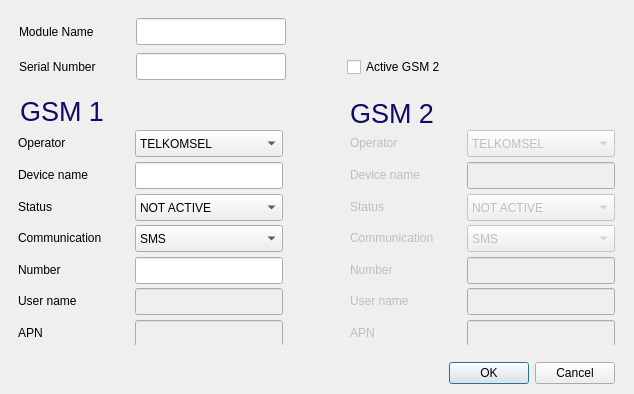
Above: view/form_addmodule.ui from zenaki/RTU before the change. Below: the same form after it.
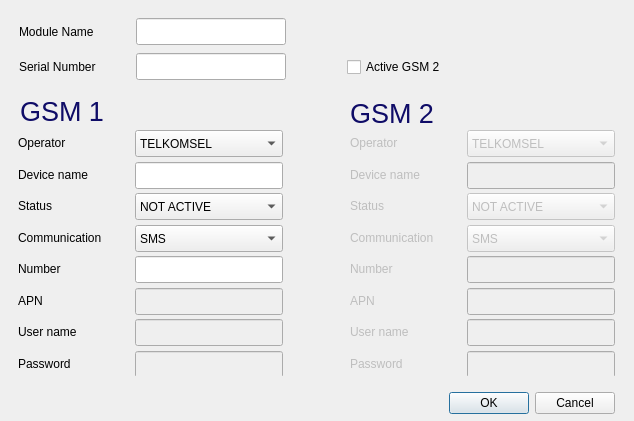
That is the form after the change.

Diff of the .ui file:
```diff
--- a/view/form_addmodule.ui
+++ b/view/form_addmodule.ui
@@ -7,7 +7,7 @@
     <x>0</x>
     <y>0</y>
     <width>634</width>
-    <height>394</height>
+    <height>421</height>
    </rect>
   </property>
   <property name="windowTitle">
@@ -19,7 +19,7 @@
      <x>350</x>
      <y>130</y>
      <width>265</width>
-     <height>215</height>
+     <height>246</height>
     </rect>
    </property>
    <layout class="QGridLayout" name="gridLayout_2">
@@ -65,6 +65,24 @@
         <string>XL</string>
        </property>
       </item>
+      <item>
+       <property name="text">
+        <string>3</string>
+       </property>
+      </item>
+     </widget>
+    </item>
+    <item row="6" column="1">
+     <widget class="QLineEdit" name="edit_user_2">
+      <property name="enabled">
+       <bool>false</bool>
+      </property>
+      <property name="minimumSize">
+       <size>
+        <width>141</width>
+        <height>27</height>
+       </size>
+      </property>
      </widget>
     </item>
     <item row="1" column="0">
@@ -203,7 +221,7 @@
       </property>
      </widget>
     </item>
-    <item row="5" column="0">
+    <item row="6" column="0">
      <widget class="QLabel" name="label_17">
       <property name="enabled">
        <bool>false</bool>
@@ -220,35 +238,6 @@
      </widget>
     </item>
     <item row="5" column="1">
-     <widget class="QLineEdit" name="edit_user_2">
-      <property name="enabled">
-       <bool>false</bool>
-      </property>
-      <property name="minimumSize">
-       <size>
-        <width>141</width>
-        <height>27</height>
-       </size>
-      </property>
-     </widget>
-    </item>
-    <item row="6" column="0">
-     <widget class="QLabel" name="label_18">
-      <property name="enabled">
-       <bool>false</bool>
-      </property>
-      <property name="minimumSize">
-       <size>
-        <width>111</width>
-        <height>17</height>
-       </size>
-      </property>
-      <property name="text">
-       <string>APN</string>
-      </property>
-     </widget>
-    </item>
-    <item row="6" column="1">
      <widget class="QLineEdit" name="edit_apn_2">
       <property name="enabled">
        <bool>false</bool>
@@ -261,6 +250,51 @@
       </property>
      </widget>
     </item>
+    <item row="7" column="1">
+     <widget class="QLineEdit" name="edit_passwd_2">
+      <property name="enabled">
+       <bool>false</bool>
+      </property>
+      <property name="minimumSize">
+       <size>
+        <width>141</width>
+        <height>27</height>
+       </size>
+      </property>
+     </widget>
+    </item>
+    <item row="5" column="0">
+     <widget class="QLabel" name="label_18">
+      <property name="enabled">
+       <bool>false</bool>
+      </property>
+      <property name="minimumSize">
+       <size>
+        <width>111</width>
+        <height>17</height>
+       </size>
+      </property>
+      <property name="text">
+       <string>APN</string>
+      </property>
+     </widget>
+    </item>
+    <item row="7" column="0">
+     <widget class="QLabel" name="label_20">
+      <property name="enabled">
+       <bool>false</bool>
+      </property>
+      <property name="minimumSize">
+       <size>
+        <width>111</width>
+        <height>17</height>
+       </size>
+      </property>
+      <property name="text">
+       <string>Password</string>
+      </property>
+     </widget>
+    </item>
    </layout>
   </widget>
   <widget class="QLabel" name="label_11">
@@ -317,11 +351,11 @@
      <x>18</x>
      <y>130</y>
      <width>265</width>
-     <height>215</height>
+     <height>246</height>
     </rect>
    </property>
    <layout class="QGridLayout" name="gridLayout">
-    <item row="5" column="1">
+    <item row="6" column="1">
      <widget class="QLineEdit" name="edit_user_1">
       <property name="enabled">
        <bool>false</bool>
@@ -334,7 +368,7 @@
       </property>
      </widget>
     </item>
-    <item row="5" column="0">
+    <item row="6" column="0">
      <widget class="QLabel" name="label_15">
       <property name="minimumSize">
        <size>
@@ -497,20 +531,7 @@
       </property>
      </widget>
     </item>
-    <item row="6" column="0">
-     <widget class="QLabel" name="label_16">
-      <property name="minimumSize">
-       <size>
-        <width>111</width>
-        <height>17</height>
-       </size>
-      </property>
-      <property name="text">
-       <string>APN</string>
-      </property>
-     </widget>
-    </item>
-    <item row="6" column="1">
+    <item row="5" column="1">
      <widget class="QLineEdit" name="edit_apn_1">
       <property name="enabled">
        <bool>false</bool>
@@ -523,13 +544,52 @@
       </property>
      </widget>
     </item>
+    <item row="7" column="1">
+     <widget class="QLineEdit" name="edit_passwd_1">
+      <property name="enabled">
+       <bool>false</bool>
+      </property>
+      <property name="minimumSize">
+       <size>
+        <width>141</width>
+        <height>27</height>
+       </size>
+      </property>
+     </widget>
+    </item>
+    <item row="5" column="0">
+     <widget class="QLabel" name="label_16">
+      <property name="minimumSize">
+       <size>
+        <width>111</width>
+        <height>17</height>
+       </size>
+      </property>
+      <property name="text">
+       <string>APN</string>
+      </property>
+     </widget>
+    </item>
+    <item row="7" column="0">
+     <widget class="QLabel" name="label_19">
+      <property name="minimumSize">
+       <size>
+        <width>111</width>
+        <height>17</height>
+       </size>
+      </property>
+      <property name="text">
+       <string>Password</string>
+      </property>
+     </widget>
+    </item>
    </layout>
   </widget>
   <widget class="QDialogButtonBox" name="buttonBox">
    <property name="geometry">
     <rect>
      <x>14</x>
-     <y>360</y>
+     <y>390</y>
      <width>601</width>
      <height>27</height>
     </rect>
```
Left out of the diff: 5 changed lines with no effect on the pictures.
